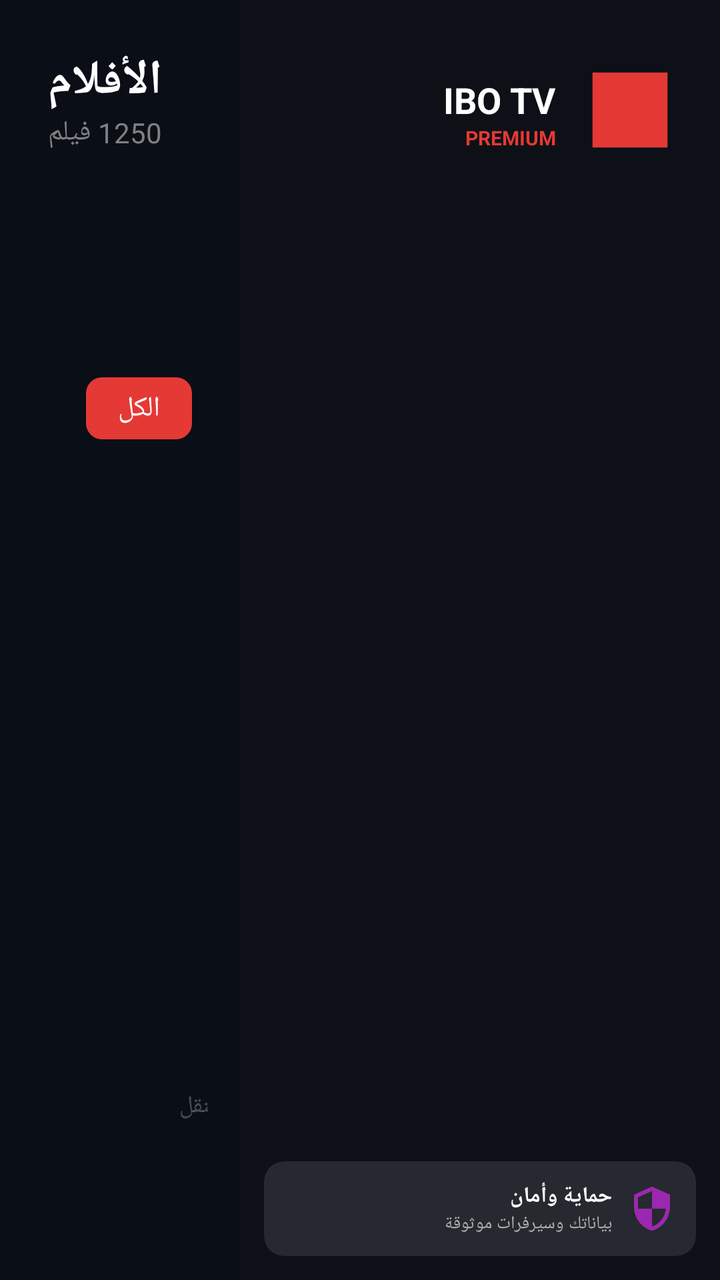
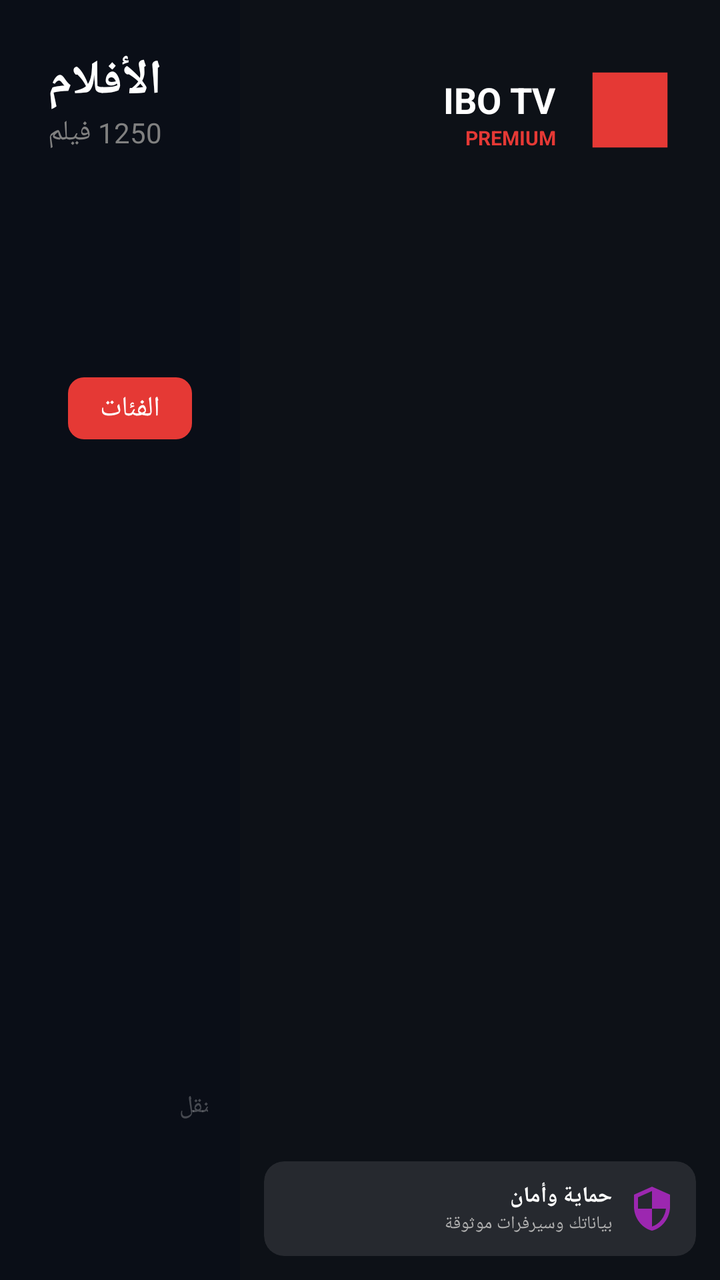

Compare the two renders of this Android layout. The source of the first and the diff that turns it into the second are given below.
<!-- AndroidManifest.xml: application theme AppTheme -->
<!-- res/layout/activity_movies.xml -->
<?xml version="1.0" encoding="utf-8"?>
<androidx.constraintlayout.widget.ConstraintLayout xmlns:android="http://schemas.android.com/apk/res/android"
    xmlns:app="http://schemas.android.com/apk/res-auto"
    android:layout_width="match_parent"
    android:layout_height="match_parent"
    android:background="@color/ibo_bg_dark"
    android:layoutDirection="rtl">

    
    <androidx.constraintlayout.widget.ConstraintLayout
        android:id="@+id/sidebarContainer"
        android:layout_width="240dp"
        android:layout_height="match_parent"
        android:background="@color/ibo_sidebar_bg"
        app:layout_constraintStart_toStartOf="parent">

        <ImageView
            android:id="@+id/sidebarLogo"
            android:layout_width="50dp"
            android:layout_height="50dp"
            android:layout_marginTop="30dp"
            android:layout_marginStart="20dp"
            android:src="@drawable/ic_logo"
            app:layout_constraintStart_toStartOf="parent"
            app:layout_constraintTop_toTopOf="parent" />

        <TextView
            android:id="@+id/sidebarAppName"
            android:layout_width="wrap_content"
            android:layout_height="wrap_content"
            android:layout_marginStart="12dp"
            android:text="@string/ibo_tv"
            android:textColor="@color/white"
            android:textSize="18sp"
            android:textStyle="bold"
            app:layout_constraintBottom_toBottomOf="@id/sidebarLogo"
            app:layout_constraintStart_toEndOf="@id/sidebarLogo"
            app:layout_constraintTop_toTopOf="@id/sidebarLogo"
            app:layout_constraintVertical_bias="0.3" />

        <TextView
            android:layout_width="wrap_content"
            android:layout_height="wrap_content"
            android:text="@string/premium"
            android:textColor="@color/ibo_accent_red"
            android:textSize="10sp"
            android:textStyle="bold"
            app:layout_constraintStart_toStartOf="@id/sidebarAppName"
            app:layout_constraintTop_toBottomOf="@id/sidebarAppName" />

        <androidx.recyclerview.widget.RecyclerView
            android:id="@+id/sidebarRecyclerView"
            android:layout_width="match_parent"
            android:layout_height="0dp"
            android:layout_marginTop="20dp"
            app:layout_constraintBottom_toTopOf="@+id/sidebarFooter"
            app:layout_constraintTop_toBottomOf="@id/sidebarLogo" />

        <androidx.cardview.widget.CardView
            android:id="@+id/sidebarFooter"
            android:layout_width="match_parent"
            android:layout_height="wrap_content"
            android:layout_margin="12dp"
            app:cardBackgroundColor="@color/glass_white_10"
            app:cardCornerRadius="10dp"
            app:cardElevation="0dp"
            app:layout_constraintBottom_toBottomOf="parent">
            <LinearLayout
                android:layout_width="match_parent"
                android:layout_height="wrap_content"
                android:orientation="horizontal"
                android:padding="10dp"
                android:gravity="center_vertical">
                <ImageView
                    android:layout_width="24dp"
                    android:layout_height="24dp"
                    android:src="@drawable/ic_security"
                    app:tint="@color/ibo_accent_purple" />
                <LinearLayout
                    android:layout_width="match_parent"
                    android:layout_height="wrap_content"
                    android:layout_marginStart="8dp"
                    android:orientation="vertical">
                    <TextView
                        android:layout_width="wrap_content"
                        android:layout_height="wrap_content"
                        android:text="@string/security_title"
                        android:textColor="@color/white"
                        android:textSize="11sp"
                        android:textStyle="bold" />
                    <TextView
                        android:layout_width="wrap_content"
                        android:layout_height="wrap_content"
                        android:text="@string/security_desc"
                        android:textColor="@color/text_gray_light"
                        android:textSize="9sp" />
                </LinearLayout>
            </LinearLayout>
        </androidx.cardview.widget.CardView>
    </androidx.constraintlayout.widget.ConstraintLayout>

    
    <androidx.constraintlayout.widget.ConstraintLayout
        android:layout_width="0dp"
        android:layout_height="match_parent"
        app:layout_constraintEnd_toEndOf="parent"
        app:layout_constraintStart_toEndOf="@id/sidebarContainer">

        
        <LinearLayout
            android:id="@+id/headerLayout"
            android:layout_width="wrap_content"
            android:layout_height="wrap_content"
            android:layout_margin="24dp"
            android:gravity="end"
            android:orientation="vertical"
            app:layout_constraintEnd_toEndOf="parent"
            app:layout_constraintTop_toTopOf="parent">
            <TextView
                android:id="@+id/moviesTitle"
                android:layout_width="wrap_content"
                android:layout_height="wrap_content"
                android:text="الأفلام"
                android:textColor="@color/white"
                android:textSize="24sp"
                android:textStyle="bold" />
            <TextView
                android:id="@+id/moviesCount"
                android:layout_width="wrap_content"
                android:layout_height="wrap_content"
                android:text="1250 فيلم"
                android:textColor="#808080"
                android:textSize="14sp" />
        </LinearLayout>

        
        <LinearLayout
            android:id="@+id/filterBar"
            android:layout_width="match_parent"
            android:layout_height="wrap_content"
            android:layout_marginTop="16dp"
            android:layout_marginHorizontal="24dp"
            android:gravity="center_vertical"
            android:orientation="horizontal"
            app:layout_constraintTop_toBottomOf="@id/headerLayout">

            <TextView
                android:layout_width="wrap_content"
                android:layout_height="wrap_content"
                android:background="@drawable/bg_button_red"
                android:paddingHorizontal="16dp"
                android:paddingVertical="6dp"
                android:text="الكل"
                android:textColor="@color/white"
                android:textSize="14sp" />

            <TextView
                android:layout_width="wrap_content"
                android:layout_height="wrap_content"
                android:layout_marginStart="20dp"
                android:text="الأكثر أفلام"
                android:textColor="#808080"
                android:textSize="14sp" />

            <TextView
                android:layout_width="wrap_content"
                android:layout_height="wrap_content"
                android:layout_marginStart="20dp"
                android:text="الأكثر مشاهدة"
                android:textColor="#808080"
                android:textSize="14sp" />

            <TextView
                android:layout_width="wrap_content"
                android:layout_height="wrap_content"
                android:layout_marginStart="20dp"
                android:text="أعلى التقييم"
                android:textColor="#808080"
                android:textSize="14sp" />

            <ImageView
                android:layout_width="20dp"
                android:layout_height="20dp"
                android:layout_marginStart="20dp"
                android:src="@drawable/ic_search"
                app:tint="#808080" />

            <View android:layout_width="0dp" android:layout_height="1dp" android:layout_weight="1"/>

            <TextView
                android:layout_width="wrap_content"
                android:layout_height="wrap_content"
                android:text="فلترة ●"
                android:textColor="@color/white"
                android:textSize="14sp" />
        </LinearLayout>

        
        <androidx.recyclerview.widget.RecyclerView
            android:id="@+id/moviesRecyclerView"
            android:layout_width="match_parent"
            android:layout_height="0dp"
            android:layout_marginTop="20dp"
            android:layout_marginHorizontal="16dp"
            android:clipToPadding="false"
            android:paddingBottom="60dp"
            app:layout_constraintBottom_toBottomOf="parent"
            app:layout_constraintTop_toBottomOf="@id/filterBar" />

        
        <LinearLayout
            android:layout_width="match_parent"
            android:layout_height="wrap_content"
            android:gravity="center"
            android:orientation="horizontal"
            android:padding="16dp"
            app:layout_constraintBottom_toBottomOf="parent">
            <TextView
                android:layout_width="wrap_content"
                android:layout_height="wrap_content"
                android:text="↑ ↓ تنقل"
                android:textColor="#40FFFFFF"
                android:textSize="12sp"
                android:layout_marginHorizontal="16dp"/>
            <TextView
                android:layout_width="wrap_content"
                android:layout_height="wrap_content"
                android:text="OK اختيار"
                android:textColor="#40FFFFFF"
                android:textSize="12sp"
                android:layout_marginHorizontal="16dp"/>
            <TextView
                android:layout_width="wrap_content"
                android:layout_height="wrap_content"
                android:text="← رجوع"
                android:textColor="#40FFFFFF"
                android:textSize="12sp"
                android:layout_marginHorizontal="16dp"/>
            <TextView
                android:layout_width="wrap_content"
                android:layout_height="wrap_content"
                android:text="☰ قائمة"
                android:textColor="#40FFFFFF"
                android:textSize="12sp"
                android:layout_marginHorizontal="16dp"/>
        </LinearLayout>
    </androidx.constraintlayout.widget.ConstraintLayout>
</androidx.constraintlayout.widget.ConstraintLayout>
<!-- resources referenced by this layout -->
<resources>
  <color name="glass_white_10">#1AFFFFFF</color>
  <color name="ibo_accent_purple">#9C27B0</color>
  <color name="ibo_accent_red">#E53935</color>
  <color name="ibo_bg_dark">#0A0E17</color>
  <color name="ibo_sidebar_bg">#0D1117</color>
  <color name="text_gray_light">#B0B0B0</color>
  <color name="white">#FFFFFF</color>
  <!-- drawable bg_button_red (drawable) -->
  <?xml version="1.0" encoding="utf-8"?>
  <shape xmlns:android="http://schemas.android.com/apk/res/android">
      <solid android:color="#E53935" />
      <corners android:radius="8dp" />
  </shape>
  <!-- drawable ic_logo (drawable) -->
  <?xml version="1.0" encoding="utf-8"?>
  <vector xmlns:android="http://schemas.android.com/apk/res/android"
      android:width="96dp"
      android:height="96dp"
      android:viewportWidth="24"
      android:viewportHeight="24">
  
      <path
          android:fillColor="#E53935"
          android:pathData="M3,3h18v18H3z"/>
  </vector>
  <!-- drawable ic_search: png bitmap (drawable, 437 bytes) -->
  <!-- drawable ic_security (drawable) -->
  <?xml version="1.0" encoding="utf-8"?>
  <vector xmlns:android="http://schemas.android.com/apk/res/android"
      android:width="24dp" android:height="24dp"
      android:viewportWidth="24" android:viewportHeight="24">
      <path android:fillColor="#2196F3"
          android:pathData="M12,1L3,5v6c0,5.55 3.84,10.74 9,12 5.16,-1.26 9,-6.45 9,-12V5l-9,-4zM12,11.99h7c-0.53,4.12 -3.28,7.79 -7,8.94V12H5V6.3l7,-3.11v8.8z"/>
  </vector>
  <string name="ibo_tv">IBO TV</string>
  <string name="premium">PREMIUM</string>
  <string name="security_desc">بياناتك وسيرفرات موثوقة</string>
  <string name="security_title">حماية وأمان</string>
  <style name="AppTheme" parent="Theme.AppCompat.NoActionBar">
          
          <item name="colorPrimary">@color/primary_blue</item>
          <item name="colorPrimaryDark">@color/dark_background</item>
          <item name="colorAccent">@color/accent_blue</item>
  
          
          <item name="android:windowBackground">@color/dark_background</item>
          <item name="android:colorBackground">@color/dark_background</item>
  
          
          <item name="android:textColorPrimary">@color/text_primary</item>
          <item name="android:textColorSecondary">@color/text_secondary</item>
  
          
          <item name="android:windowDrawsSystemBarBackgrounds">true</item>
      </style>
  <color name="primary_blue">#2196F3</color>
  <color name="dark_background">#0D1117</color>
  <color name="accent_blue">#64B5F6</color>
  <color name="text_primary">#FFFFFF</color>
  <color name="text_secondary">#B0B0B0</color>
</resources>

<!-- the commit's change to res/layout/activity_movies.xml (unified diff, before → after) -->
@@ -145,12 +145,15 @@
             app:layout_constraintTop_toBottomOf="@id/headerLayout">
 
             <TextView
+                android:id="@+id/movieCategorySelector"
                 android:layout_width="wrap_content"
                 android:layout_height="wrap_content"
                 android:background="@drawable/bg_button_red"
+                android:clickable="true"
+                android:focusable="true"
                 android:paddingHorizontal="16dp"
                 android:paddingVertical="6dp"
-                android:text="الكل"
+                android:text="الفئات"
                 android:textColor="@color/white"
                 android:textSize="14sp" />
 
